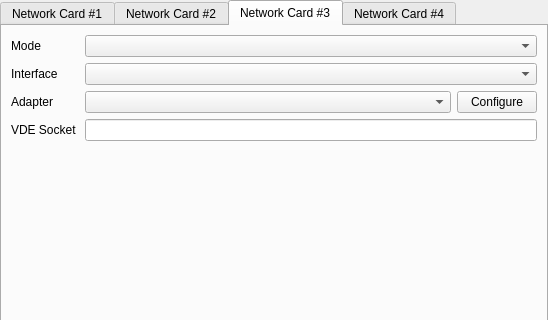
Qt form src/qt/qt_settingsnetwork.ui (86Box/86Box) before a commit; both pictures show x 0 to 548 and y 0 to 320 of the 548 by 488 pixel window.
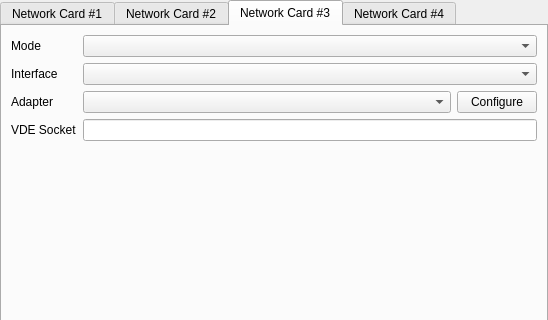
The same form after that commit. The open tabs and pages were chosen to show the change.

Commit message: qt_settingsnetwork.ui: remove a trailing space, properly fixes #3484

The edit to the form file:
```diff
--- a/src/qt/qt_settingsnetwork.ui
+++ b/src/qt/qt_settingsnetwork.ui
@@ -355,7 +355,7 @@
        <item row="3" column="0">
         <widget class="QLabel" name="label_5">
          <property name="text">
-          <string>VDE Socket </string>
+          <string>VDE Socket</string>
          </property>
         </widget>
        </item>
```
